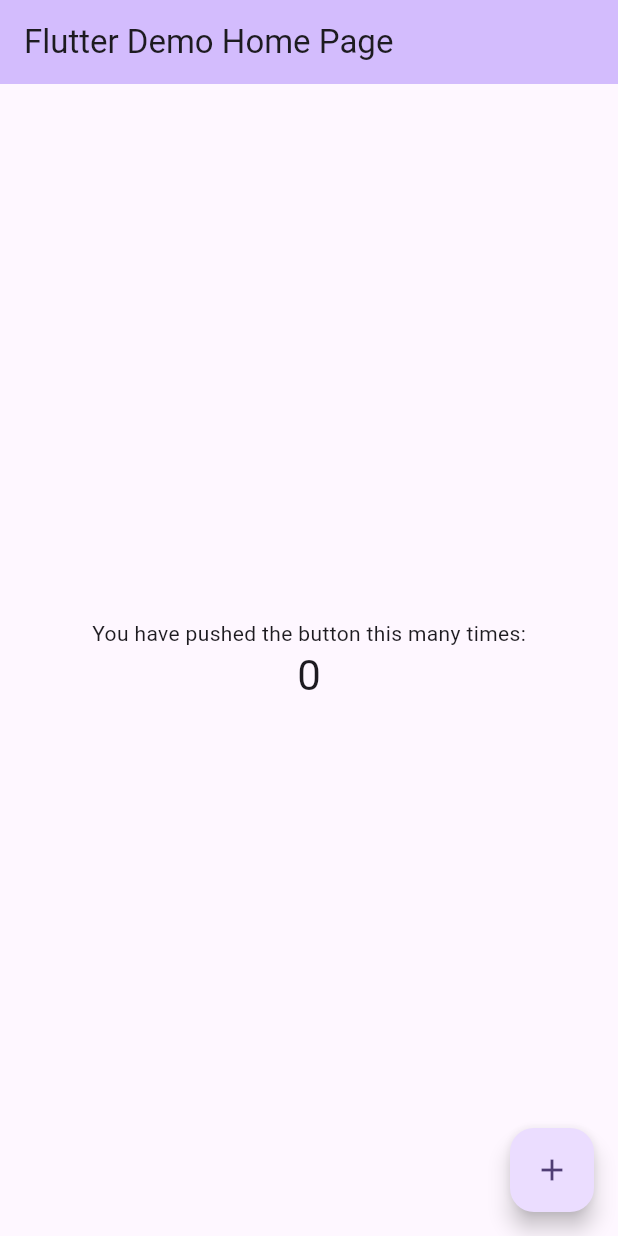
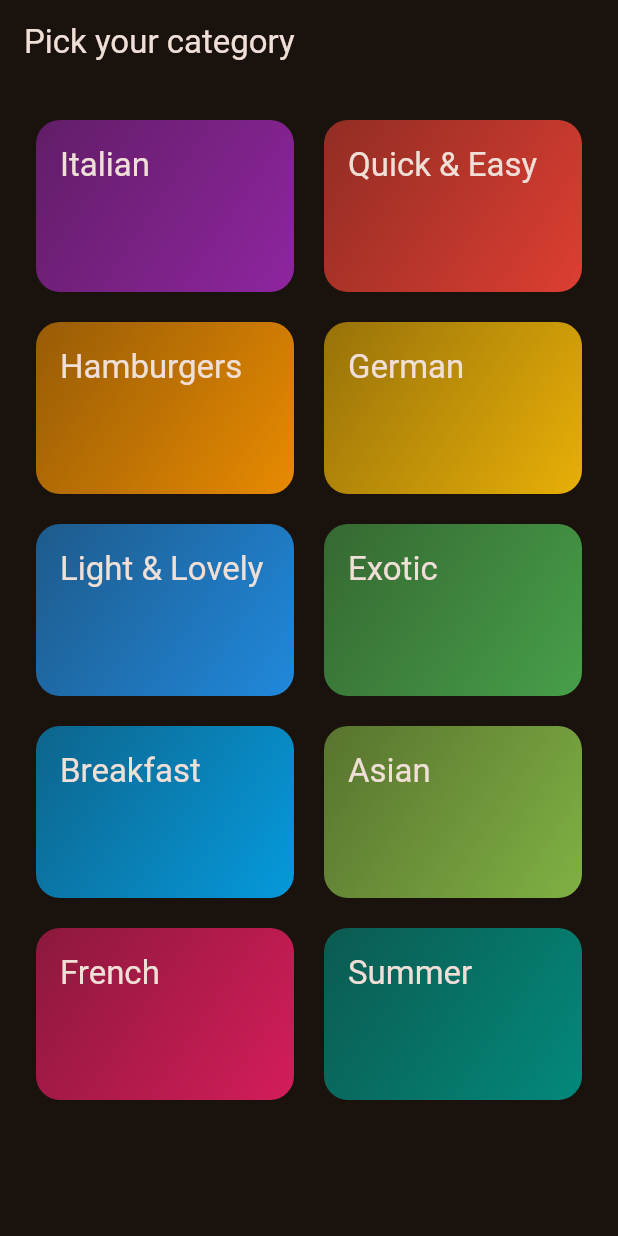
Before and after one commit to shshaheen/Meals-App, a Flutter app: the screen it shows after launch, on a phone screen of 412 x 824 dp. Run offline on Flutter 3.47's test engine with Material 3 defaults, Android fonts, the phone set to English and light mode, and no system bars.

Commit message:
Build Category Screen

```diff
--- /dev/null
+++ b/lib/data/dummy_data.dart
@@ -0,0 +1,56 @@
+import 'package:flutter/material.dart';
+
+import 'package:meals_app/models/category.dart';
+
+const availableCategories = [
+  Category(
+    id: 'c1',
+    title: 'Italian',
+    color: Colors.purple,
+  ),
+  Category(
+    id: 'c2',
+    title: 'Quick & Easy',
+    color: Colors.red,
+  ),
+  Category(
+    id: 'c3',
+    title: 'Hamburgers',
+    color: Colors.orange,
+  ),
+  Category(
+    id: 'c4',
+    title: 'German',
+    color: Colors.amber,
+  ),
+  Category(
+    id: 'c5',
+    title: 'Light & Lovely',
+    color: Colors.blue,
+  ),
+  Category(
+    id: 'c6',
+    title: 'Exotic',
+    color: Colors.green,
+  ),
+  Category(
+    id: 'c7',
+    title: 'Breakfast',
+    color: Colors.lightBlue,
+  ),
+  Category(
+    id: 'c8',
+    title: 'Asian',
+    color: Colors.lightGreen,
+  ),
+  Category(
+    id: 'c9',
+    title: 'French',
+    color: Colors.pink,
+  ),
+  Category(
+    id: 'c10',
+    title: 'Summer',
+    color: Colors.teal,
+  ),
+];
--- a/lib/main.dart
+++ b/lib/main.dart
@@ -1,125 +1,30 @@
 import 'package:flutter/material.dart';
 
+// import 'package:google_fonts/google_fonts.dart';
+import 'package:meals_app/screens/categories_screen.dart';
+
+final theme = ThemeData(
+  useMaterial3: true,
+  colorScheme: ColorScheme.fromSeed(
+    brightness: Brightness.dark,
+    seedColor: const Color.fromARGB(255, 131, 57, 0),
+  ),
+  // textTheme: GoogleFonts.latoTextTheme(),
+);
+
 void main() {
-  runApp(const MyApp());
+  runApp(const App());
 }
 
-class MyApp extends StatelessWidget {
-  const MyApp({super.key});
+class App extends StatelessWidget {
+  const App({super.key});
 
-  // This widget is the root of your application.
   @override
   Widget build(BuildContext context) {
     return MaterialApp(
-      title: 'Flutter Demo',
-      theme: ThemeData(
-        // This is the theme of your application.
-        //
-        // TRY THIS: Try running your application with "flutter run". You'll see
-        // the application has a purple toolbar. Then, without quitting the app,
-        // try changing the seedColor in the colorScheme below to Colors.green
-        // and then invoke "hot reload" (save your changes or press the "hot
-        // reload" button in a Flutter-supported IDE, or press "r" if you used
-        // the command line to start the app).
-        //
-        // Notice that the counter didn't reset back to zero; the application
-        // state is not lost during the reload. To reset the state, use hot
-        // restart instead.
-        //
-        // This works for code too, not just values: Most code changes can be
-        // tested with just a hot reload.
-        colorScheme: ColorScheme.fromSeed(seedColor: Colors.deepPurple),
-        useMaterial3: true,
-      ),
-      home: const MyHomePage(title: 'Flutter Demo Home Page'),
+      debugShowCheckedModeBanner: false,
+      theme: theme,
+      home:const CategoriesScreen(),
     );
   }
 }
-
-class MyHomePage extends StatefulWidget {
-  const MyHomePage({super.key, required this.title});
-
-  // This widget is the home page of your application. It is stateful, meaning
-  // that it has a State object (defined below) that contains fields that affect
-  // how it looks.
-
-  // This class is the configuration for the state. It holds the values (in this
-  // case the title) provided by the parent (in this case the App widget) and
-  // used by the build method of the State. Fields in a Widget subclass are
-  // always marked "final".
-
-  final String title;
-
-  @override
-  State<MyHomePage> createState() => _MyHomePageState();
-}
-
-class _MyHomePageState extends State<MyHomePage> {
-  int _counter = 0;
-
-  void _incrementCounter() {
-    setState(() {
-      // This call to setState tells the Flutter framework that something has
-      // changed in this State, which causes it to rerun the build method below
-      // so that the display can reflect the updated values. If we changed
-      // _counter without calling setState(), then the build method would not be
-      // called again, and so nothing would appear to happen.
-      _counter++;
-    });
-  }
-
-  @override
-  Widget build(BuildContext context) {
-    // This method is rerun every time setState is called, for instance as done
-    // by the _incrementCounter method above.
-    //
-    // The Flutter framework has been optimized to make rerunning build methods
-    // fast, so that you can just rebuild anything that needs updating rather
-    // than having to individually change instances of widgets.
-    return Scaffold(
-      appBar: AppBar(
-        // TRY THIS: Try changing the color here to a specific color (to
-        // Colors.amber, perhaps?) and trigger a hot reload to see the AppBar
-        // change color while the other colors stay the same.
-        backgroundColor: Theme.of(context).colorScheme.inversePrimary,
-        // Here we take the value from the MyHomePage object that was created by
-        // the App.build method, and use it to set our appbar title.
-        title: Text(widget.title),
-      ),
-      body: Center(
-        // Center is a layout widget. It takes a single child and positions it
-        // in the middle of the parent.
-        child: Column(
-          // Column is also a layout widget. It takes a list of children and
-          // arranges them vertically. By default, it sizes itself to fit its
-          // children horizontally, and tries to be as tall as its parent.
-          //
-          // Column has various properties to control how it sizes itself and
-          // how it positions its children. Here we use mainAxisAlignment to
-          // center the children vertically; the main axis here is the vertical
-          // axis because Columns are vertical (the cross axis would be
-          // horizontal).
-          //
-          // TRY THIS: Invoke "debug painting" (choose the "Toggle Debug Paint"
-          // action in the IDE, or press "p" in the console), to see the
-          // wireframe for each widget.
-          mainAxisAlignment: MainAxisAlignment.center,
-          children: <Widget>[
-            const Text(
-              'You have pushed the button this many times:',
-            ),
-            Text(
-              '$_counter',
-              style: Theme.of(context).textTheme.headlineMedium,
-            ),
-          ],
-        ),
-      ),
-      floatingActionButton: FloatingActionButton(
-        onPressed: _incrementCounter,
-        tooltip: 'Increment',
-        child: const Icon(Icons.add),
-      ), // This trailing comma makes auto-formatting nicer for build methods.
-    );
-  }
-}
--- /dev/null
+++ b/lib/models/category.dart
@@ -0,0 +1,12 @@
+import 'package:flutter/material.dart';
+
+class Category {
+  const Category(
+      {required this.id,
+      required this.title,
+      this.color = Colors.orange
+      });
+  final String id;
+  final String title;
+  final Color color;
+}
--- /dev/null
+++ b/lib/screens/categories_screen.dart
@@ -0,0 +1,27 @@
+import 'package:meals_app/widgets/category_grid_item.dart';
+import 'package:flutter/material.dart';
+import 'package:meals_app/data/dummy_data.dart';
+
+class CategoriesScreen extends StatelessWidget {
+  const CategoriesScreen({super.key});
+  @override
+  Widget build(BuildContext context) {
+    return Scaffold(
+      appBar: AppBar(
+        title: const Text("Pick your category"),
+      ),
+      body: GridView(
+        padding: EdgeInsets.all(24),
+        gridDelegate:const SliverGridDelegateWithFixedCrossAxisCount(crossAxisCount: 2,
+      childAspectRatio: 3/2,
+      crossAxisSpacing: 20,
+      mainAxisSpacing: 20),
+      children:  [
+        //availableCategories.map((category) =>CategoryGridItem(category: category)).toList(),
+        for(final category in availableCategories)
+          CategoryGridItem(category: category),
+
+      ],),
+    );
+  }
+}
--- /dev/null
+++ b/lib/widgets/category_grid_item.dart
@@ -0,0 +1,35 @@
+import 'package:meals_app/models/category.dart';
+import 'package:flutter/material.dart';
+
+class CategoryGridItem extends StatelessWidget {
+  const CategoryGridItem({super.key, required this.category});
+  final Category category;
+  @override
+  Widget build(BuildContext context) {
+    return InkWell(
+      onTap: (){},
+      splashColor: Theme.of(context).primaryColor,
+      borderRadius: BorderRadius.circular(16),
+      child: Container(
+        padding: const EdgeInsets.all(16),
+          decoration: BoxDecoration(
+            borderRadius: BorderRadius.circular(16),
+        gradient: LinearGradient(
+          colors: [
+             category.color.withAlpha((0.55*255).toInt()),
+             category.color.withAlpha((0.9*255).toInt()),
+          ],
+          begin: Alignment.topLeft,
+          end: Alignment.bottomRight,
+        ),
+      ),
+      child: Text(
+        category.title,
+        style: Theme.of(context).textTheme.titleLarge!.copyWith(
+          color: Theme.of(context).colorScheme.onSurface,
+        ),
+      ),
+      ),
+    );
+  }
+}
--- a/pubspec.yaml
+++ b/pubspec.yaml
@@ -34,6 +34,8 @@
   # The following adds the Cupertino Icons font to your application.
   # Use with the CupertinoIcons class for iOS style icons.
   cupertino_icons: ^1.0.8
+  # google_fonts: ^6.2.1
+
 
 dev_dependencies:
   flutter_test:
```
